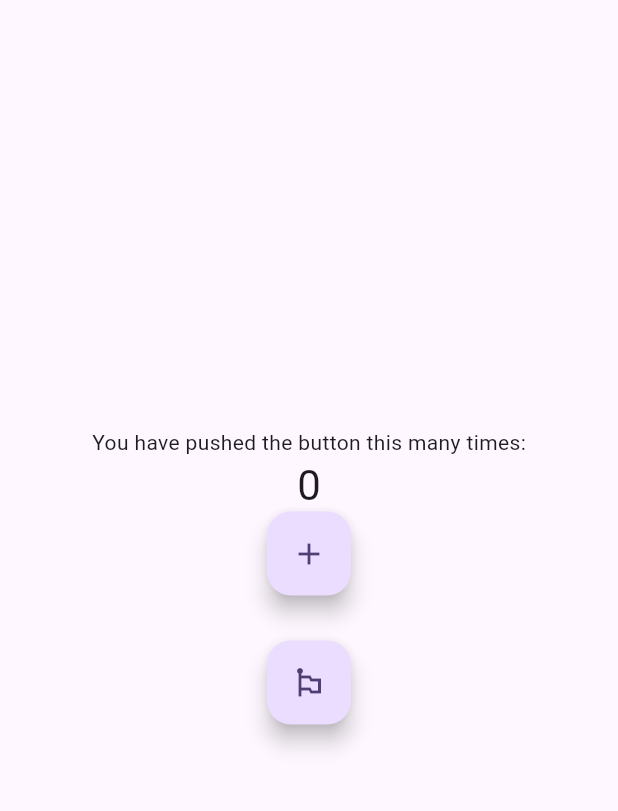
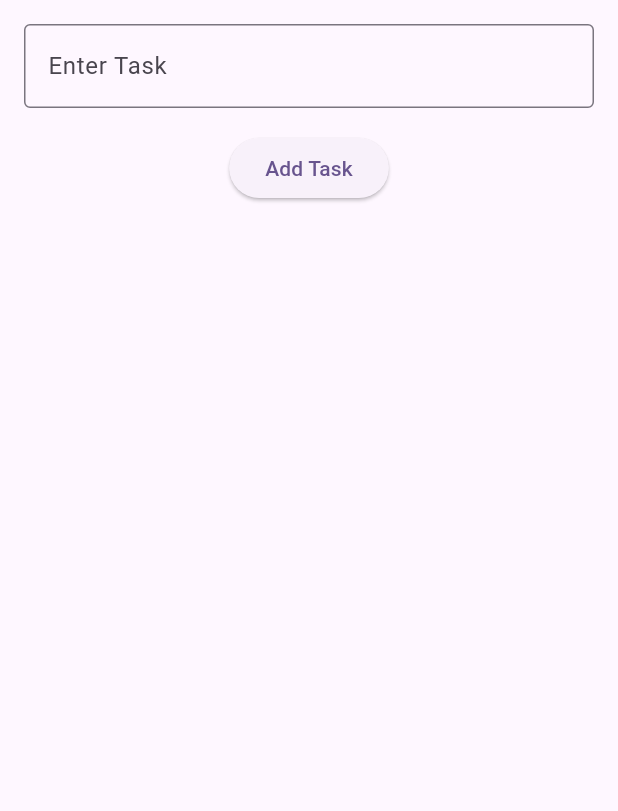
Before and after one commit to yousef-amro/bloc, a Flutter app: the screen it shows after launch, on a phone screen of 412 x 824 dp, the part 84-895 px from its top. Run offline on Flutter 3.47's test engine with Material 3 defaults, Android fonts, the phone set to English and light mode, and no system bars; our stand-ins replace equatable, flutter_bloc.

Commit message:
to do app using bloc and cubit

```diff
--- a/lib/controller/cubit/counter_cubit.dart
+++ /dev/null
@@ -1,17 +0,0 @@
-import 'package:flutter/material.dart';
-import 'package:flutter_bloc/flutter_bloc.dart';
-import 'package:meta/meta.dart';
-
-part 'counter_state.dart';
-
-class CounterCubit extends Cubit<CounterState> {
-  CounterCubit() : super(CounterInit());
-
-  void increase() {
-    emit(CounterUpdate(state.count + 1));
-  }
-
-  void decrease() {
-    emit(CounterUpdate(state.count - 1));
-  }
-}
--- a/lib/controller/cubit/counter_state.dart
+++ /dev/null
@@ -1,14 +0,0 @@
-part of 'counter_cubit.dart';
-
-sealed class CounterState {
-  late final int count;
-  CounterState(this.count);
-}
-
-class CounterInit extends CounterState {
-  CounterInit() : super(0);
-}
-
-class CounterUpdate extends CounterState {
-  CounterUpdate(super.count);
-}
--- /dev/null
+++ b/lib/controller/cubit/task_cubit.dart
@@ -0,0 +1,37 @@
+import 'package:flutter_bloc/flutter_bloc.dart';
+import 'package:blocuhiuhuih/models/task_model.dart';
+import 'package:equatable/equatable.dart';
+import 'package:flutter/foundation.dart';
+import 'package:uuid/uuid.dart';
+
+part 'task_state.dart';
+
+class TaskCubit extends Cubit<TaskState> {
+  TaskCubit() : super(TaskInitial());
+
+  void addTask(String title) {
+    final model = TaskModel(
+      id: const Uuid().v4(),
+      title: title,
+      isCompleted: false,
+    );
+    emit(UpDateTask(tasksList: [...state.tasksList, model]));
+  }
+
+  void removeTask(String id) {
+    final updatedList = state.tasksList
+        .where((task) => task.id != id)
+        .toList();
+    emit(UpDateTask(tasksList: updatedList));
+  }
+
+  void toggleTask(String id) {
+    final List<TaskModel> newList = state.tasksList.map((task) {
+      return task.id == id
+          ? task.copyWith(isCompleted: !task.isCompleted)
+          : task;
+    }).toList();
+
+    emit(UpDateTask(tasksList: newList));
+  }
+}
--- /dev/null
+++ b/lib/controller/cubit/task_state.dart
@@ -0,0 +1,17 @@
+part of 'task_cubit.dart';
+
+@immutable
+sealed class TaskState extends Equatable {
+  final List<TaskModel> tasksList;
+  const TaskState({required this.tasksList});
+  @override
+  List<Object?> get props => [tasksList];
+}
+
+final class TaskInitial extends TaskState {
+  TaskInitial() : super(tasksList: []);
+}
+
+final class UpDateTask extends TaskState {
+  const UpDateTask({required super.tasksList});
+}
--- a/lib/main.dart
+++ b/lib/main.dart
@@ -1,9 +1,13 @@
-import 'package:blocuhiuhuih/controller/cubit/counter_cubit.dart';
+import 'package:blocuhiuhuih/models/task_model.dart';
 import 'package:flutter/material.dart';
 import 'package:flutter_bloc/flutter_bloc.dart';
+import 'package:blocuhiuhuih/controller/cubit/task_cubit.dart';
+import 'package:uuid/uuid.dart';
 
 void main() {
-  runApp(const MyApp());
+  runApp(
+    BlocProvider(create: (_) => TaskCubit(), child: const MyApp()),
+  );
 }
 
 class MyApp extends StatelessWidget {
@@ -18,69 +22,84 @@ class MyApp extends StatelessWidget {
           seedColor: Colors.deepPurple,
         ),
       ),
-      home: const MyHomePage(title: 'Flutter Demo Home Page'),
+      home: const HomePage(),
     );
   }
 }
 
-class MyHomePage extends StatelessWidget {
-  const MyHomePage({super.key, required this.title});
+class HomePage extends StatefulWidget {
+  const HomePage({super.key});
 
-  final String title;
+  @override
+  State<HomePage> createState() => _HomePageState();
+}
+
+class _HomePageState extends State<HomePage> {
+  final TextEditingController controller = TextEditingController();
+
+  @override
+  void dispose() {
+    controller.dispose();
+    super.dispose();
+  }
 
   @override
   Widget build(BuildContext context) {
-    print("dd");
-    return BlocProvider(
-      create: (_) => CounterCubit(),
-      child: Scaffold(
+    return BlocBuilder<TaskCubit, TaskState>(
+      builder: (BuildContext context, state) {
+        return Scaffold(
           appBar: AppBar(
             backgroundColor: Theme.of(
               context,
             ).colorScheme.inversePrimary,
-          title: Text(title),
+            title: const Text('Flutter Demo Home Page'),
           ),
-        body: Center(
+          body: Padding(
+            padding: const EdgeInsets.all(16.0),
             child: Column(
-            mainAxisAlignment: MainAxisAlignment.center,
               children: [
-              const Text(
-                'You have pushed the button this many times:',
+                TextField(
+                  controller: controller,
+                  decoration: const InputDecoration(
+                    border: OutlineInputBorder(),
+                    labelText: 'Enter Task',
                   ),
-              BlocBuilder<CounterCubit, CounterState>(
-                builder: (BuildContext context, state) {
-                  print("d11d");
-                  return Text(
-                    state.count.toString(),
-                    style: Theme.of(context).textTheme.headlineMedium,
+                ),
+                const SizedBox(height: 16),
+                ElevatedButton(
+                  onPressed: () {
+                    if (controller.text.isNotEmpty) {
+                      context.read<TaskCubit>().addTask(
+                        controller.text,
+                      );
+                      controller.clear();
+                    }
+                  },
+                  child: const Text('Add Task'),
+                ),
+                Expanded(
+                  child: ListView.builder(
+                    itemCount: state.tasksList.length,
+                    itemBuilder: (BuildContext context, int index) {
+                      return ListTile(
+                        title: Text(state.tasksList[index].title),
+                        leading: Checkbox(
+                          value: state.tasksList[index].isCompleted,
+                          onChanged: (value) {
+                            context.read<TaskCubit>().toggleTask(
+                              state.tasksList[index].id,
                             );
                           },
                         ),
-              BlocBuilder<CounterCubit, CounterState>(
-                builder: (BuildContext context, state) {
-                  return FloatingActionButton(
-                    onPressed: () {
-                      context.read<CounterCubit>().increase();
-                    },
-                    child: const Icon(Icons.add),
                       );
                     },
                   ),
-              const SizedBox(height: 30),
-              BlocBuilder<CounterCubit, CounterState>(
-                builder: (BuildContext context, state) {
-                  return FloatingActionButton(
-                    onPressed: () {
-                      context.read<CounterCubit>().decrease();
-                    },
-                    child: const Icon(Icons.emoji_flags_outlined),
-                  );
-                },
                 ),
               ],
             ),
           ),
-      ),
+        );
+      },
     );
   }
 }
--- /dev/null
+++ b/lib/models/task_model.dart
@@ -0,0 +1,24 @@
+import 'package:equatable/equatable.dart';
+
+class TaskModel extends Equatable {
+  const TaskModel({
+    required this.id,
+    required this.title,
+    required this.isCompleted,
+  });
+
+  final String id;
+  final String title;
+  final bool isCompleted;
+
+  TaskModel copyWith({String? id, String? title, bool? isCompleted}) {
+    return TaskModel(
+      id: id ?? this.id,
+      title: title ?? this.title,
+      isCompleted: isCompleted ?? this.isCompleted,
+    );
+  }
+
+  @override
+  List<Object?> get props => [id, title, isCompleted];
+}
--- a/pubspec.yaml
+++ b/pubspec.yaml
@@ -35,6 +35,8 @@ dependencies:
   # Use with the CupertinoIcons class for iOS style icons.
   cupertino_icons: ^1.0.8
   flutter_bloc:  ^9.1.1
+  equatable: ^2.0.7
+  uuid: ^4.5.2
 
 dev_dependencies:
   flutter_test:
```
Also changed, not shown: pubspec.lock. Lines whose indentation alone changed are shown as unchanged.
